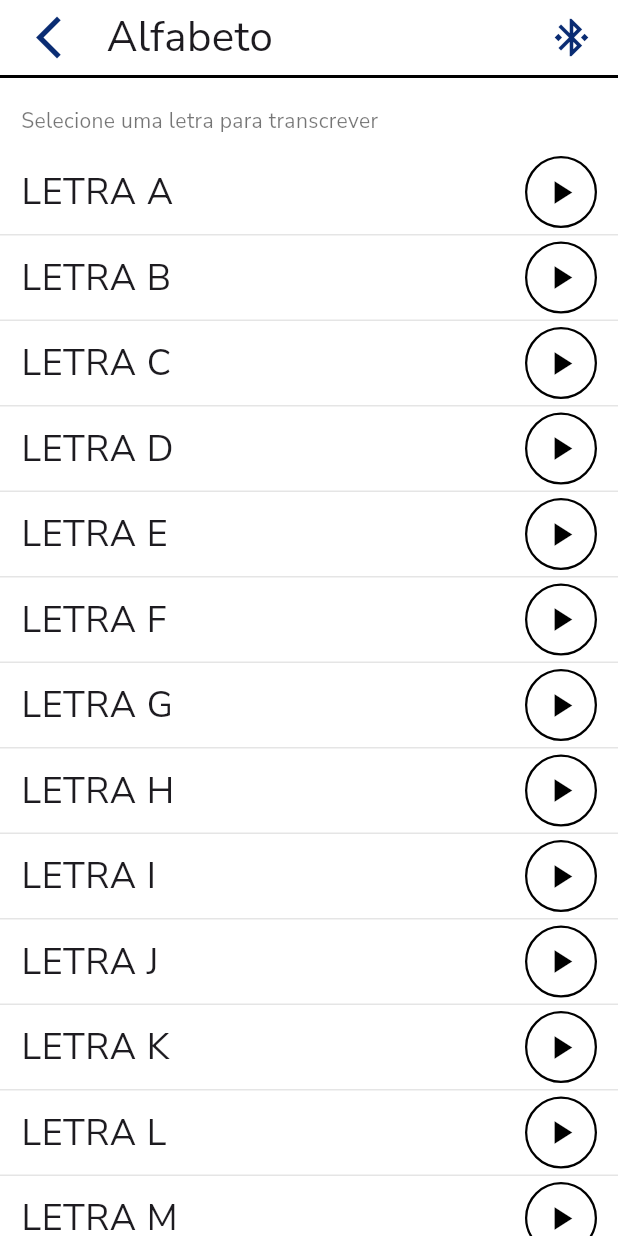
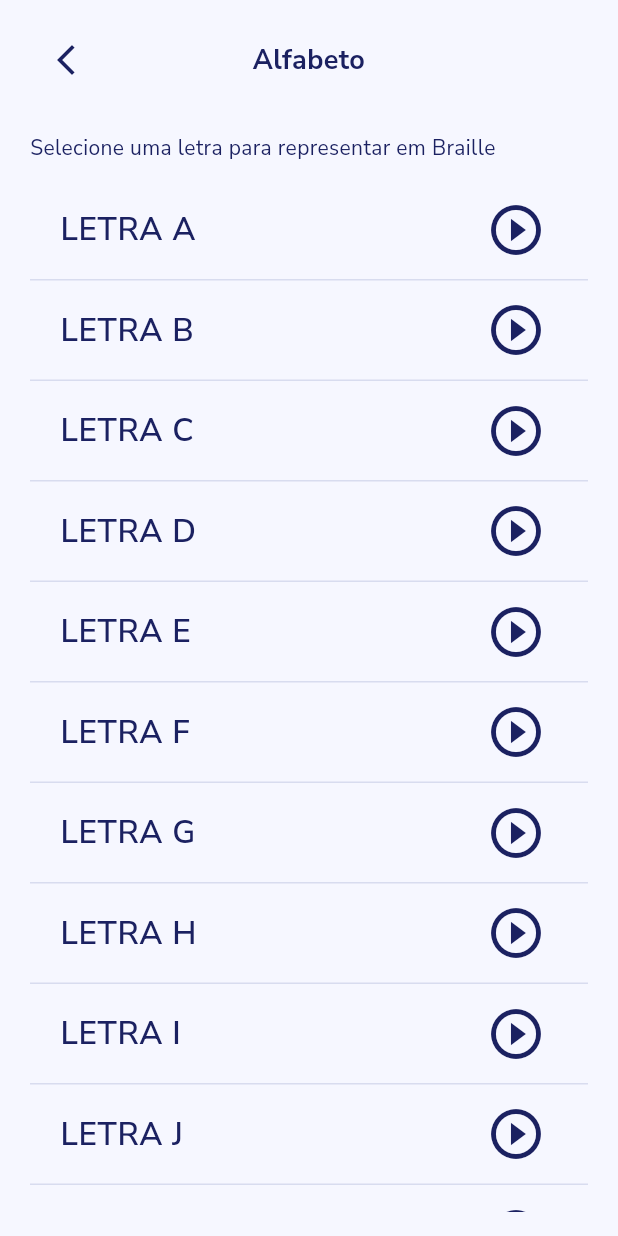
Before and after one commit to Guiprogramador14/Dedole, a Flutter app: the TelaAlfabeto screen opened directly, on a phone screen of 412 x 824 dp. Run offline on Flutter 3.47's test engine with Material 3 defaults, Android fonts, the light colour scheme and no system bars; our stand-ins replace flutter_blue_plus, flutter_svg, permission_handler, shared_preferences, sqflite; accounts and stored records are empty.

Commit message:
commit da tarde dedole
até o atual momento o talkback funciona, o bluetooth e o alfabeto

```diff
--- a/lib/screens/tela_alfabeto_screen.dart
+++ b/lib/screens/tela_alfabeto_screen.dart
@@ -1,236 +1,167 @@
+import 'dart:async';
 import 'package:flutter/material.dart';
+import 'package:flutter_blue_plus/flutter_blue_plus.dart' hide BluetoothService;
 import '../utils/bluetooth_service.dart';
 
 class TelaAlfabeto extends StatefulWidget {
   const TelaAlfabeto({super.key});
-
   @override
   State<TelaAlfabeto> createState() => _TelaAlfabetoState();
 }
 
 class _TelaAlfabetoState extends State<TelaAlfabeto> {
+  static const cor = Color(0xFF1B2161);
+  static const fundo = Color(0xFFF6F7FF);
+  static const respostaUuid = 'beb5483e-36e1-4688-b7f5-ea07361b26aa';
+  static const letras = 'ABCDEFGHIJKLMNOPQRSTUVWXYZ';
   bool enviando = false;
   String? letraAtiva;
+  BluetoothCharacteristic? resposta;
+  StreamSubscription<List<int>>? assinatura;
+  StreamSubscription<BluetoothConnectionState>? conexao;
 
-  Future<void> enviarLetra(String letra) async {
-    if (enviando) return;
+  @override
+  void initState() {
+    super.initState();
+    iniciarNotificacoes();
+  }
 
-    setState(() {
-      enviando = true;
-    });
-
+  Future<void> iniciarNotificacoes() async {
+    final device = BluetoothService.instance.dispositivo;
+    if (device == null || !BluetoothService.instance.conectado) return;
     try {
-      await BluetoothService.instance.enviarComando(letra);
-
-      if (!mounted) return;
-
-      setState(() {
-        letraAtiva = letra;
-        enviando = false;
+      conexao = device.connectionState.listen((estado) {
+        if (estado == BluetoothConnectionState.disconnected && mounted) {
+          setState(() => letraAtiva = null);
+        }
       });
-
-      ScaffoldMessenger.of(context).showSnackBar(
-        SnackBar(
-          content: Text(
-            "Letra $letra enviada para o Dedolê.",
-          ),
-          behavior: SnackBarBehavior.floating,
-        ),
-      );
+      final servicos = await device.discoverServices();
+      for (final servico in servicos) {
+        if (servico.uuid.toString().toLowerCase() != BluetoothService.serviceUuid) continue;
+        for (final caracteristica in servico.characteristics) {
+          if (caracteristica.uuid.toString().toLowerCase() == respostaUuid) {
+            resposta = caracteristica;
+            assinatura = caracteristica.onValueReceived.listen((bytes) {
+              final mensagem = String.fromCharCodes(bytes).trim().toUpperCase();
+              if (!mounted) return;
+              if (mensagem.startsWith('ACERTOU:')) {
+                final letra = mensagem.substring(8);
+                if (letra == letraAtiva) {
+                  setState(() => letraAtiva = null);
+                  ScaffoldMessenger.of(context).showSnackBar(
+                    SnackBar(content: Text('Correto! Letra $letra concluída.')),
+                  );
+                }
+              }
+            });
+            await caracteristica.setNotifyValue(true);
+            return;
+          }
+        }
+      }
     } catch (e) {
-      if (!mounted) return;
-
-      setState(() {
-        enviando = false;
-      });
-
-      ScaffoldMessenger.of(context).showSnackBar(
-        SnackBar(
-          content: Text("Erro ao enviar a letra $letra: $e"),
-          behavior: SnackBarBehavior.floating,
-        ),
-      );
+      if (mounted) aviso('Não foi possível ativar as respostas: $e');
     }
   }
 
+  Future<void> selecionar(String letra) async {
+    if (enviando) return;
+    if (!BluetoothService.instance.conectado) {
+      aviso('Conecte o Dedolê pelo Bluetooth primeiro.');
+      return;
+    }
+    setState(() => enviando = true);
+    try {
+      if (letraAtiva == letra) {
+        await BluetoothService.instance.enviarComando('RESET');
+        if (mounted) setState(() => letraAtiva = null);
+      } else {
+        // O ESP32 executa RESET antes de levantar a nova letra.
+        await BluetoothService.instance.enviarComando(letra);
+        if (mounted) setState(() => letraAtiva = letra);
+      }
+    } catch (e) {
+      aviso('Erro na comunicação: $e');
+    } finally {
+      if (mounted) setState(() => enviando = false);
+    }
+  }
+
+  void aviso(String texto) {
+    if (!mounted) return;
+    ScaffoldMessenger.of(context)
+      ..hideCurrentSnackBar()
+      ..showSnackBar(SnackBar(content: Text(texto)));
+  }
+
+  @override
+  void dispose() {
+    assinatura?.cancel();
+    conexao?.cancel();
+    // Não envia RESET no dispose: envio assíncrono aqui seria inseguro.
+    super.dispose();
+  }
+
   Widget criarLetra(String letra) {
-    return Column(
-      children: [
-        ListTile(
-          contentPadding:
-              const EdgeInsets.symmetric(horizontal: 14),
-
-          title: Text(
-            "LETRA $letra",
-            style: const TextStyle(
-              fontSize: 24,
-              fontWeight: FontWeight.w400,
-            ),
-          ),
-
-          subtitle: letraAtiva == letra
-              ? Text(
-                  "Letra $letra apresentada no Dedolê",
-                  style: const TextStyle(
-                    color: Colors.green,
-                  ),
-                )
-              : null,
-
-          trailing: InkWell(
-            borderRadius: BorderRadius.circular(30),
-
-            onTap: enviando
-                ? null
-                : () => enviarLetra(letra),
-
-            child: Container(
-              width: 48,
-              height: 48,
-
-              decoration: BoxDecoration(
-                shape: BoxShape.circle,
-
-                border: Border.all(
-                  color: letraAtiva == letra
-                      ? Colors.green
-                      : Colors.black,
-
-                  width: 1.5,
-                ),
-              ),
-
-              child: Icon(
-                letraAtiva == letra
-                    ? Icons.check
-                    : Icons.play_arrow,
-
-                size: 26,
-
-                color: letraAtiva == letra
-                    ? Colors.green
-                    : Colors.black,
-              ),
-            ),
+    final ativa = letraAtiva == letra;
+    return Column(children: [
+      ListTile(
+        contentPadding: const EdgeInsets.symmetric(horizontal: 20, vertical: 5),
+        title: Text('LETRA $letra', style: const TextStyle(
+          color: cor, fontSize: 21, fontWeight: FontWeight.w600,
+        )),
+        subtitle: ativa ? const Text('Aguardando resposta nos botões físicos',
+          style: TextStyle(color: cor, fontSize: 12)) : null,
+        trailing: Semantics(
+          button: true,
+          label: ativa ? 'Parar letra $letra' : 'Reproduzir letra $letra',
+          child: IconButton(
+            tooltip: ativa ? 'Parar letra $letra' : 'Reproduzir letra $letra',
+            onPressed: enviando ? null : () => selecionar(letra),
+            iconSize: 40,
+            color: cor,
+            icon: Icon(ativa ? Icons.stop_circle_outlined : Icons.play_circle_outline),
           ),
         ),
-
-        const Divider(
-          height: 1,
-          color: Color(0xFFE5E5E5),
-        ),
-      ],
-    );
+      ),
+      const Divider(height: 1, color: Color(0xFFD8DCEF)),
+    ]);
   }
 
   @override
   Widget build(BuildContext context) {
     return Scaffold(
-      backgroundColor: Colors.white,
-
-      appBar: PreferredSize(
-        preferredSize: const Size.fromHeight(70),
-
-        child: SafeArea(
-          child: Container(
-            decoration: const BoxDecoration(
-              border: Border(
-                bottom: BorderSide(
-                  color: Colors.black,
-                  width: 2,
-                ),
-              ),
+      backgroundColor: fundo,
+      body: SafeArea(child: Padding(
+        padding: const EdgeInsets.symmetric(horizontal: 20, vertical: 16),
+        child: Column(children: [
+          Row(children: [
+            IconButton(
+              padding: EdgeInsets.zero,
+              tooltip: 'Voltar',
+              icon: const Icon(Icons.arrow_back_ios_new, color: cor),
+              onPressed: () async {
+                if (letraAtiva != null && !enviando) {
+                  try { await BluetoothService.instance.enviarComando('RESET'); } catch (_) {}
+                }
+                if (context.mounted) Navigator.maybePop(context);
+              },
             ),
-
-            child: Padding(
-              padding: const EdgeInsets.symmetric(horizontal: 16),
-
-              child: Row(
-                children: [
-                  IconButton(
-                    onPressed: () => Navigator.pop(context),
-
-                    icon: const Icon(
-                      Icons.arrow_back_ios,
-                      color: Color(0xFF0A2C73),
-                      size: 34,
-                    ),
-                  ),
-
-                  const SizedBox(width: 5),
-
-                  const Expanded(
-                    child: Text(
-                      "Alfabeto",
-                      style: TextStyle(
-                        fontSize: 28,
-                        fontWeight: FontWeight.w400,
-                      ),
-                    ),
-                  ),
-
-                  const Icon(
-                    Icons.bluetooth_connected,
-                    color: Color(0xFF0A2C73),
-                    size: 30,
-                  ),
-                ],
-              ),
-            ),
-          ),
-        ),
-      ),
-
-      body: Column(
-        crossAxisAlignment: CrossAxisAlignment.start,
-
-        children: [
-          const Padding(
-            padding: EdgeInsets.fromLTRB(14, 18, 14, 10),
-
-            child: Text(
-              "Selecione uma letra para transcrever",
-              style: TextStyle(
-                fontSize: 14,
-                color: Colors.black54,
-              ),
-            ),
-          ),
-
-          Expanded(
-            child: ListView(
-              children: [
-                criarLetra("A"),
-                criarLetra("B"),
-                criarLetra("C"),
-                criarLetra("D"),
-                criarLetra("E"),
-                criarLetra("F"),
-                criarLetra("G"),
-                criarLetra("H"),
-                criarLetra("I"),
-                criarLetra("J"),
-                criarLetra("K"),
-                criarLetra("L"),
-                criarLetra("M"),
-                criarLetra("N"),
-                criarLetra("O"),
-                criarLetra("P"),
-                criarLetra("Q"),
-                criarLetra("R"),
-                criarLetra("S"),
-                criarLetra("T"),
-                criarLetra("U"),
-                criarLetra("V"),
-                criarLetra("W"),
-                criarLetra("X"),
-                criarLetra("Y"),
-                criarLetra("Z"),
-              ],
-            ),
-          ),
-        ],
-      ),
+            const Expanded(child: Text('Alfabeto', textAlign: TextAlign.center,
+              style: TextStyle(color: cor, fontSize: 18, fontWeight: FontWeight.bold))),
+            const SizedBox(width: 48),
+          ]),
+          const SizedBox(height: 24),
+          const Align(alignment: Alignment.centerLeft,
+            child: Text('Selecione uma letra para representar em Braille',
+              style: TextStyle(color: cor, fontSize: 14))),
+          const SizedBox(height: 12),
+          Expanded(child: ListView.builder(
+            itemCount: letras.length,
+            itemBuilder: (_, i) => criarLetra(letras[i]),
+          )),
+        ]),
+      )),
     );
   }
 }
```
